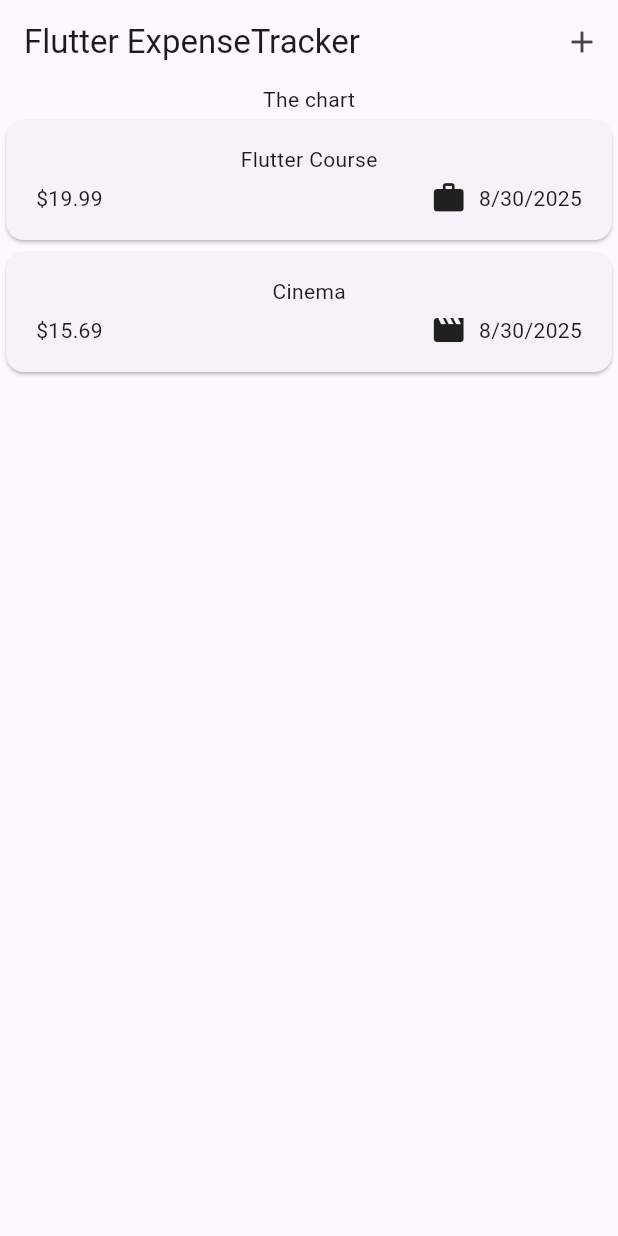
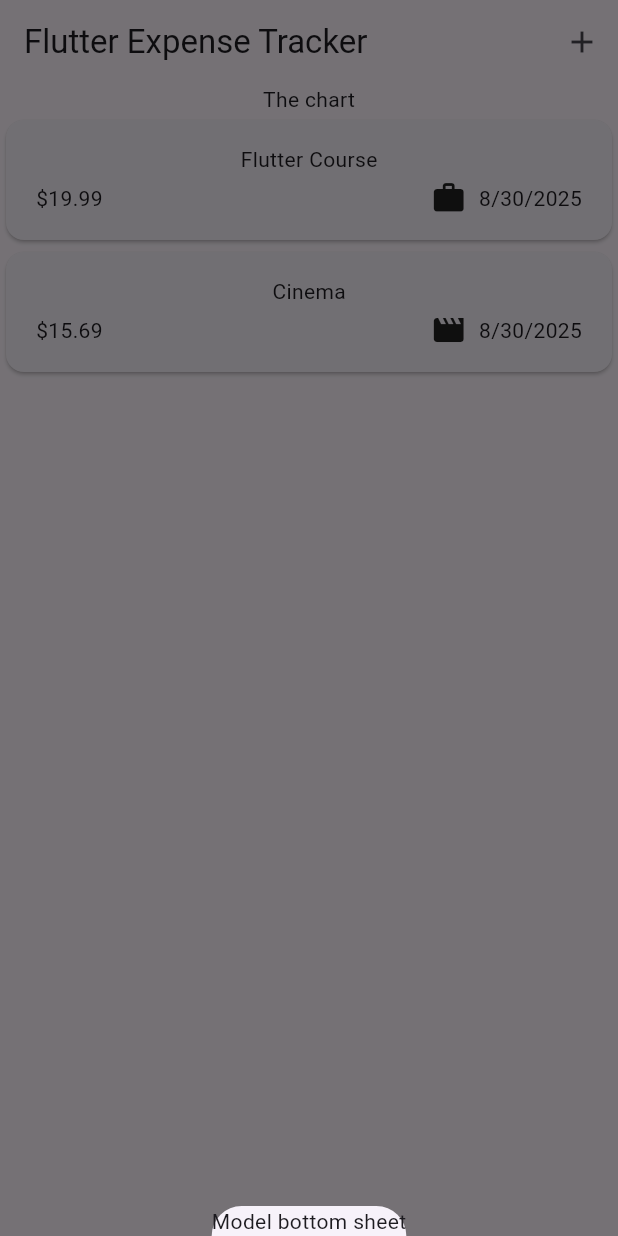
Before and after one commit to ydang2002/expense_tracker3, a Flutter app: the screen it shows after launch, after a tap on the "add" icon, on a phone screen of 412 x 824 dp. Run offline on Flutter 3.47's test engine with Material 3 defaults, Android fonts, the phone set to English and light mode, and no system bars.

Commit message:
add model sheet

```diff
--- a/lib/widgets/expenses.dart
+++ b/lib/widgets/expenses.dart
@@ -28,14 +28,21 @@ class _ExpensesState extends State<Expenses> {
     )
   ];
 
+  void _openAddExpenseOverlay() {
+    showModalBottomSheet(
+      context: context,
+      builder: (ctx) => const Text('Model bottom sheet')
+    );
+  }
+
   @override
   Widget build(BuildContext context) {
     return Scaffold(
       appBar: AppBar(
-        title: const Text('Flutter ExpenseTracker'),
+        title: const Text('Flutter Expense Tracker'),
         actions: [
           IconButton(
-            onPressed: () {},
+            onPressed: _openAddExpenseOverlay,
             icon: const Icon(Icons.add),
           ),
         ],
```
